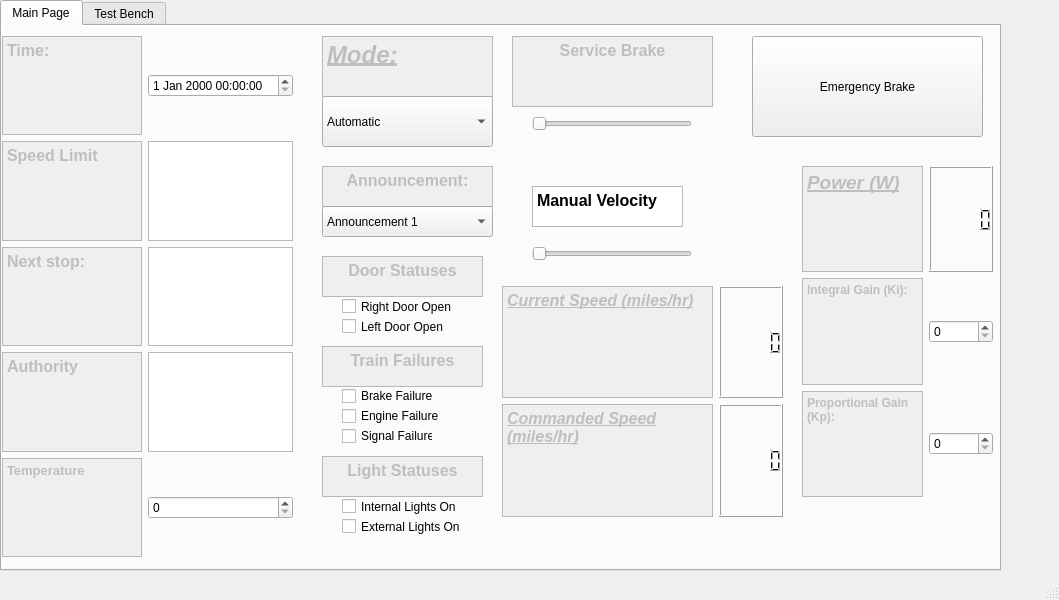
cerfort2/1140, file softwareTrain/SoftwareTrainController.ui: the form before one commit.
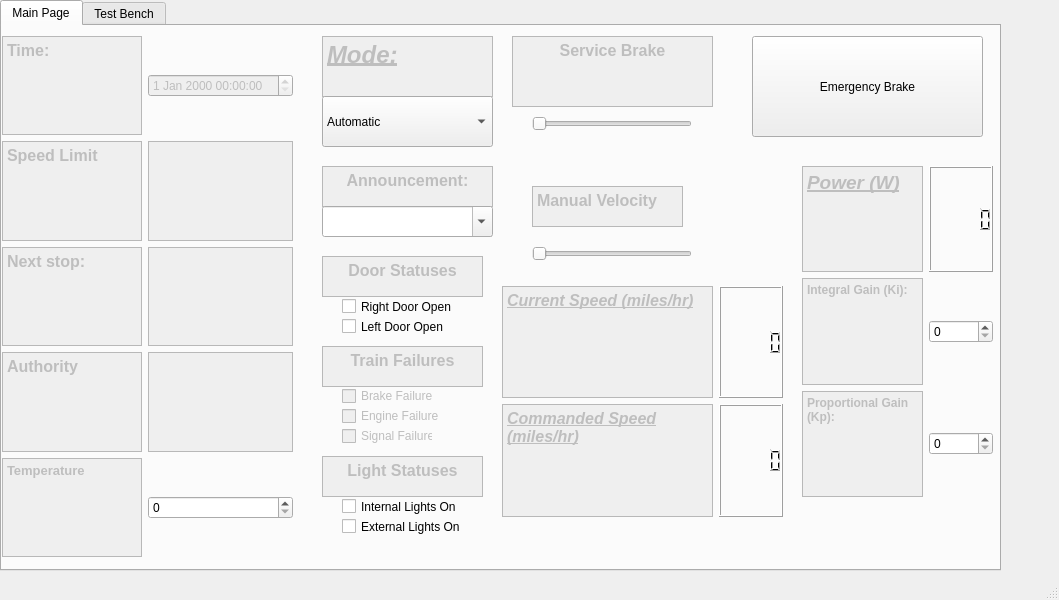
The form after the commit.

```diff
--- a/softwareTrain/SoftwareTrainController.ui
+++ b/softwareTrain/SoftwareTrainController.ui
@@ -180,6 +180,9 @@
       </property>
      </widget>
      <widget class="QComboBox" name="announcement">
+      <property name="enabled">
+       <bool>true</bool>
+      </property>
       <property name="geometry">
        <rect>
         <x>320</x>
@@ -188,16 +191,12 @@
         <height>31</height>
        </rect>
       </property>
-      <item>
-       <property name="text">
-        <string>Announcement 1</string>
-       </property>
-      </item>
-      <item>
-       <property name="text">
-        <string>Announcement 2</string>
-       </property>
-      </item>
+      <property name="editable">
+       <bool>true</bool>
+      </property>
+      <property name="duplicatesEnabled">
+       <bool>false</bool>
+      </property>
      </widget>
      <widget class="QTextEdit" name="manualtrainfailures">
       <property name="enabled">
@@ -233,7 +232,11 @@
       </property>
       <layout class="QGridLayout" name="gridLayout_2">
        <item row="0" column="2">
-        <widget class="QDateTimeEdit" name="time"/>
+        <widget class="QDateTimeEdit" name="time">
+         <property name="enabled">
+          <bool>false</bool>
+         </property>
+        </widget>
        </item>
        <item row="11" column="0">
         <widget class="QTextEdit" name="textEdit_8">
@@ -253,7 +256,11 @@
         </widget>
        </item>
        <item row="1" column="2">
-        <widget class="QTextEdit" name="speedlimit"/>
+        <widget class="QTextEdit" name="speedlimit">
+         <property name="enabled">
+          <bool>false</bool>
+         </property>
+        </widget>
        </item>
        <item row="11" column="2">
         <widget class="QSpinBox" name="temp">
@@ -267,6 +274,9 @@
        </item>
        <item row="5" column="2">
         <widget class="QTextEdit" name="authority">
+         <property name="enabled">
+          <bool>false</bool>
+         </property>
          <property name="html">
           <string>&lt;!DOCTYPE HTML PUBLIC &quot;-//W3C//DTD HTML 4.0//EN&quot; &quot;http://www.w3.org/TR/REC-html40/strict.dtd&quot;&gt;
 &lt;html&gt;&lt;head&gt;&lt;meta name=&quot;qrichtext&quot; content=&quot;1&quot; /&gt;&lt;meta charset=&quot;utf-8&quot; /&gt;&lt;style type=&quot;text/css&quot;&gt;
@@ -298,6 +308,9 @@
        </item>
        <item row="3" column="2">
         <widget class="QTextEdit" name="nextstop">
+         <property name="enabled">
+          <bool>false</bool>
+         </property>
          <property name="html">
           <string>&lt;!DOCTYPE HTML PUBLIC &quot;-//W3C//DTD HTML 4.0//EN&quot; &quot;http://www.w3.org/TR/REC-html40/strict.dtd&quot;&gt;
 &lt;html&gt;&lt;head&gt;&lt;meta name=&quot;qrichtext&quot; content=&quot;1&quot; /&gt;&lt;meta charset=&quot;utf-8&quot; /&gt;&lt;style type=&quot;text/css&quot;&gt;
@@ -364,6 +377,9 @@
       </layout>
      </widget>
      <widget class="QCheckBox" name="brakefailure">
+      <property name="enabled">
+       <bool>false</bool>
+      </property>
       <property name="geometry">
        <rect>
         <x>340</x>
@@ -377,6 +393,9 @@
       </property>
      </widget>
      <widget class="QCheckBox" name="enginefailure">
+      <property name="enabled">
+       <bool>false</bool>
+      </property>
       <property name="geometry">
        <rect>
         <x>340</x>
@@ -390,6 +409,9 @@
       </property>
      </widget>
      <widget class="QCheckBox" name="signalfailure">
+      <property name="enabled">
+       <bool>false</bool>
+      </property>
       <property name="geometry">
        <rect>
         <x>340</x>
@@ -521,6 +543,9 @@
       </item>
      </widget>
      <widget class="QTextEdit" name="textEdit_9">
+      <property name="enabled">
+       <bool>false</bool>
+      </property>
       <property name="geometry">
        <rect>
         <x>530</x>
```
